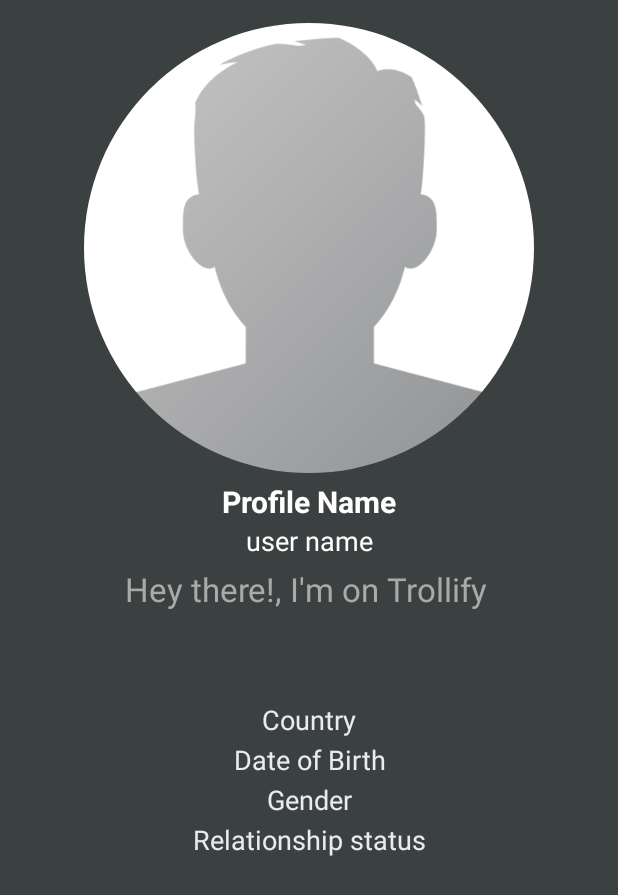
After one commit to waqqas7/Trollify, an Android app: the ProfileActivity screen opened directly, with no data from a screen before it, on a phone screen of 412 x 824 dp. The commit adds this screen. Shown: the top 895 px of the screen. Run offline under Robolectric (Android 15) with nearby library versions, the phone set to English and light mode, and no system bars; our stand-ins replace CircleImageView, Firebase (no records; nobody signed in at launch, a user with empty details on screens opened directly), Picasso.

Commit message:
Waqqas Commit Video#34 & #35

```diff
--- a/app/src/main/AndroidManifest.xml
+++ b/app/src/main/AndroidManifest.xml
@@ -13,8 +13,10 @@
         android:roundIcon="@mipmap/ic_launcher_round"
         android:supportsRtl="true"
         android:theme="@style/AppTheme">
-        <activity android:name=".SettingsActivity"
-            android:parentActivityName=".MainActivity"></activity>
+        <activity android:name=".ProfileActivity"></activity>
+        <activity
+            android:name=".SettingsActivity"
+            android:parentActivityName=".MainActivity" />
         <activity android:name=".ClickPostActivity" />
         <activity android:name=".PostActivity" />
         <activity android:name=".SetupActivity" />
@@ -29,7 +31,7 @@
         <activity android:name=".MainActivity" />
         <activity
             android:name="com.theartofdev.edmodo.cropper.CropImageActivity"
-            android:theme="@style/Base.Theme.AppCompat"></activity>
+            android:theme="@style/Base.Theme.AppCompat" />
     </application>
 
 </manifest>
--- a/app/src/main/java/com/example/trollify/MainActivity.java
+++ b/app/src/main/java/com/example/trollify/MainActivity.java
@@ -294,6 +294,7 @@ public class MainActivity extends AppCompatActivity {
                 break;
 
             case R.id.nav_profile:
+                SendUserToProfileActivity();
                 Toast.makeText(this, "Profile", Toast.LENGTH_SHORT).show();
                 break;
 
@@ -327,7 +328,13 @@ public class MainActivity extends AppCompatActivity {
 
     private void SendUserToSettingsActivity()
     {
-        Intent settingsIntent = new Intent(MainActivity.this,SettingsActivity.class);
+        Intent settingsIntent = new Intent(MainActivity.this, SettingsActivity.class);
         startActivity(settingsIntent);
     }
+
+    private void SendUserToProfileActivity()
+    {
+        Intent profileIntent = new Intent(MainActivity.this, ProfileActivity.class);
+        startActivity(profileIntent);
+    }
 }
--- /dev/null
+++ b/app/src/main/java/com/example/trollify/ProfileActivity.java
@@ -0,0 +1,83 @@
+package com.example.trollify;
+
+import androidx.annotation.NonNull;
+import androidx.appcompat.app.AppCompatActivity;
+
+import android.os.Bundle;
+import android.widget.EditText;
+import android.widget.TextView;
+
+import com.google.firebase.auth.FirebaseAuth;
+import com.google.firebase.database.DataSnapshot;
+import com.google.firebase.database.DatabaseError;
+import com.google.firebase.database.DatabaseReference;
+import com.google.firebase.database.FirebaseDatabase;
+import com.google.firebase.database.ValueEventListener;
+import com.squareup.picasso.Picasso;
+
+import de.hdodenhof.circleimageview.CircleImageView;
+
+public class ProfileActivity extends AppCompatActivity
+{
+    private TextView userName, userProfName, userStatus, userCountry, userGender, userRelation, userDOB;
+    private CircleImageView userProfileImage;
+
+    private DatabaseReference profileUserRef;
+    private FirebaseAuth mAuth;
+
+    private String currentUserId;
+
+    @Override
+    protected void onCreate(Bundle savedInstanceState)
+    {
+        super.onCreate(savedInstanceState);
+        setContentView(R.layout.activity_profile);
+
+        mAuth = FirebaseAuth.getInstance();
+        currentUserId = mAuth.getCurrentUser().getUid();
+        profileUserRef = FirebaseDatabase.getInstance().getReference().child("Users").child(currentUserId);
+
+        userName = (TextView) findViewById(R.id.my_username);
+        userProfName = (TextView)findViewById(R.id.my_profile_full_name);
+        userStatus = (TextView)findViewById(R.id.my_profile_status);
+        userCountry = (TextView)findViewById(R.id.my_country);
+        userGender = (TextView)findViewById(R.id.my_gender);
+        userRelation = (TextView)findViewById(R.id.my_relationship_status);
+        userDOB = (TextView)findViewById(R.id.my_dob);
+
+        userProfileImage = (CircleImageView)findViewById(R.id.my_profile_pic);
+
+        profileUserRef.addValueEventListener(new ValueEventListener() {
+            @Override
+            public void onDataChange(@NonNull DataSnapshot snapshot)
+            {
+                if(snapshot.exists())
+                {
+                    String myProfileImage = snapshot.child("profileimage").getValue().toString();
+                    String myUserName = snapshot.child("username").getValue().toString();
+                    String myProfileName = snapshot.child("fullname").getValue().toString();
+                    String myProfileStatus = snapshot.child("status").getValue().toString();
+                    String myDOB = snapshot.child("dob").getValue().toString();
+                    String myCountry = snapshot.child("country").getValue().toString();
+                    String myGender = snapshot.child("gender").getValue().toString();
+                    String myRelationshipStatus = snapshot.child("relationshipstatus").getValue().toString();
+
+                    Picasso.get().load(myProfileImage).placeholder(R.drawable.profile).into(userProfileImage);
+
+                    userName.setText("@" + myUserName);
+                    userProfName.setText(myProfileName);
+                    userStatus.setText(myProfileStatus);
+                    userDOB.setText("DOB: " + myDOB);
+                    userCountry.setText("Country: " + myCountry);
+                    userGender.setText("Gender: " + myGender);
+                    userRelation.setText("Relationship: " + myRelationshipStatus);
+                }
+            }
+
+            @Override
+            public void onCancelled(@NonNull DatabaseError error) {
+
+            }
+        });
+    }
+}
--- /dev/null
+++ b/app/src/main/res/layout/activity_profile.xml
@@ -0,0 +1,118 @@
+<?xml version="1.0" encoding="utf-8"?>
+<RelativeLayout
+    xmlns:android="http://schemas.android.com/apk/res/android"
+    xmlns:app="http://schemas.android.com/apk/res-auto"
+    xmlns:tools="http://schemas.android.com/tools"
+    android:layout_width="match_parent"
+    android:layout_height="match_parent"
+    android:background="@color/colorProfile"
+    tools:context=".ProfileActivity">
+
+    <ScrollView
+        android:layout_width="match_parent"
+        android:layout_height="match_parent"
+        android:layout_alignParentStart="true"
+        android:layout_alignParentTop="true">
+
+        <RelativeLayout
+            android:layout_width="match_parent"
+            android:layout_height="match_parent">
+
+            <de.hdodenhof.circleimageview.CircleImageView
+                android:id="@+id/my_profile_pic"
+                android:layout_width="300dp"
+                android:layout_height="300dp"
+                android:layout_alignParentTop="true"
+                android:layout_centerHorizontal="true"
+                android:layout_marginTop="15dp"
+                android:src="@drawable/profile"/>
+
+            <TextView
+                android:id="@+id/my_profile_full_name"
+                android:layout_width="match_parent"
+                android:layout_height="wrap_content"
+                android:text="Profile Name"
+                android:layout_below="@+id/my_profile_pic"
+                android:layout_marginTop="5dp"
+                android:textAlignment="center"
+                android:textAllCaps="false"
+                android:textColor="@android:color/background_light"
+                android:textSize="20sp"
+                android:textStyle="bold"/>
+
+            <TextView
+                android:id="@+id/my_username"
+                android:layout_width="match_parent"
+                android:layout_height="wrap_content"
+                android:text="user name"
+                android:layout_below="@+id/my_profile_full_name"
+                android:textAlignment="center"
+                android:textAllCaps="false"
+                android:textColor="@android:color/background_light"
+                android:textSize="18sp"/>
+
+            <TextView
+                android:id="@+id/my_profile_status"
+                android:layout_width="match_parent"
+                android:layout_height="wrap_content"
+                android:text="Hey there!, I'm on Trollify "
+                android:layout_below="@+id/my_username"
+                android:layout_marginTop="5dp"
+                android:textAlignment="center"
+                android:textAllCaps="false"
+                android:textColor="@android:color/darker_gray"
+                android:textSize="22sp" />
+
+            <TextView
+                android:id="@+id/my_country"
+                android:layout_width="match_parent"
+                android:layout_height="wrap_content"
+                android:text="Country"
+                android:layout_below="@+id/my_profile_status"
+                android:layout_marginTop="60dp"
+                android:textAlignment="center"
+                android:textAllCaps="false"
+                android:textColor="@color/colorAccent"
+                android:textSize="18sp" />
+
+            <TextView
+                android:id="@+id/my_dob"
+                android:layout_width="match_parent"
+                android:layout_height="wrap_content"
+                android:text="Date of Birth"
+                android:layout_below="@+id/my_country"
+                android:layout_marginTop="2dp"
+                android:textAlignment="center"
+                android:textAllCaps="false"
+                android:textColor="@color/colorAccent"
+                android:textSize="18sp" />
+
+            <TextView
+                android:id="@+id/my_gender"
+                android:layout_width="match_parent"
+                android:layout_height="wrap_content"
+                android:text="Gender"
+                android:layout_below="@+id/my_dob"
+                android:layout_marginTop="2dp"
+                android:textAlignment="center"
+                android:textAllCaps="false"
+                android:textColor="@color/colorAccent"
+                android:textSize="18sp" />
+
+            <TextView
+                android:id="@+id/my_relationship_status"
+                android:layout_width="match_parent"
+                android:layout_height="wrap_content"
+                android:text="Relationship status"
+                android:layout_below="@+id/my_gender"
+                android:layout_marginTop="2dp"
+                android:textAlignment="center"
+                android:textAllCaps="false"
+                android:textColor="@color/colorAccent"
+                android:textSize="18sp" />
+
+        </RelativeLayout>
+
+    </ScrollView>
+
+</RelativeLayout>
--- a/app/src/main/res/values/colors.xml
+++ b/app/src/main/res/values/colors.xml
@@ -3,4 +3,5 @@
       <color name="colorPrimary">#ed4c54</color>
       <color name="colorPrimaryDark">#67c415</color>
       <color name="colorAccent">#E9EBEE</color>
+      <color name="colorProfile">#3B4041</color>
   </resources>
```
